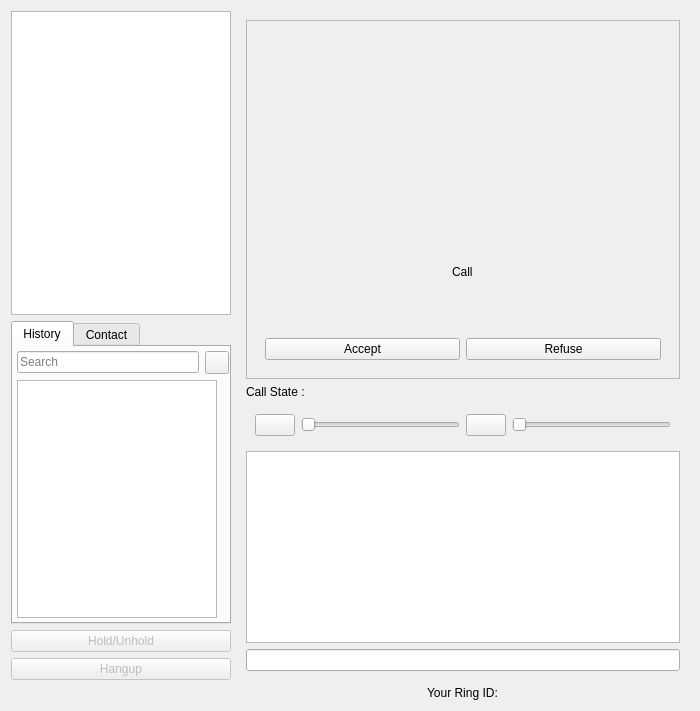
First picture: the form in callwidget.ui, repository savoirfairelinux/jami-client-windows, before the edit.
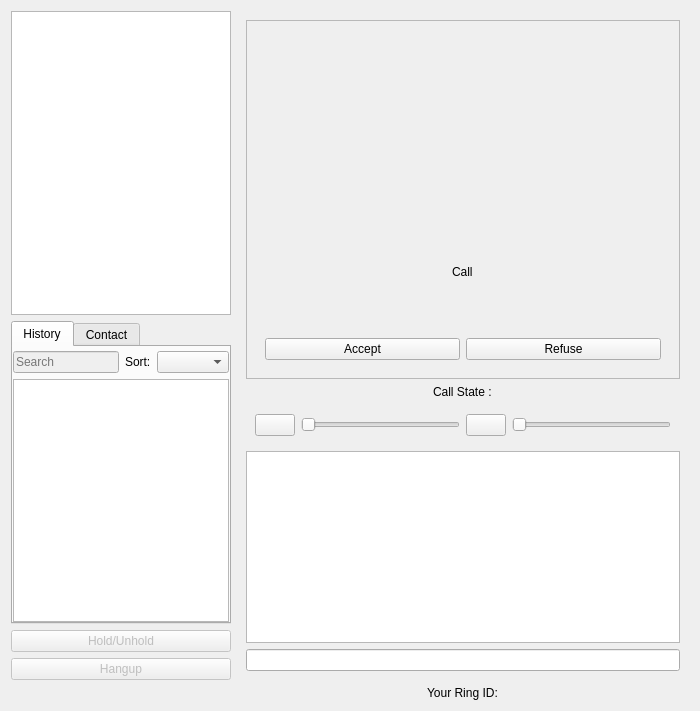
Second picture: the form after the edit. Icons and pictures are not drawn. Custom widgets are drawn as their Qt base class.

```diff
--- a/callwidget.ui
+++ b/callwidget.ui
@@ -91,7 +91,7 @@
           </attribute>
           <layout class="QVBoxLayout" name="verticalLayout_6">
            <property name="leftMargin">
-            <number>4</number>
+            <number>0</number>
            </property>
            <property name="topMargin">
             <number>4</number>
@@ -100,7 +100,7 @@
             <number>0</number>
            </property>
            <property name="bottomMargin">
-            <number>4</number>
+            <number>0</number>
            </property>
            <item>
             <layout class="QHBoxLayout" name="horizontalLayout_4">
@@ -109,6 +109,9 @@
              </property>
              <item>
               <widget class="QLineEdit" name="lineEdit">
+               <property name="enabled">
+                <bool>false</bool>
+               </property>
                <property name="placeholderText">
                 <string>Search</string>
                </property>
@@ -118,13 +121,16 @@
               </widget>
              </item>
              <item>
-              <widget class="QToolButton" name="sortToolButton">
+              <widget class="QLabel" name="label">
                <property name="text">
-                <string/>
+                <string>Sort:</string>
                </property>
-               <property name="icon">
-                <iconset resource="ressources.qrc">
-                 <normaloff>:/images/sort-variant.png</normaloff>:/images/sort-variant.png</iconset>
+              </widget>
+             </item>
+             <item>
+              <widget class="QComboBox" name="sortComboBox">
+               <property name="layoutDirection">
+                <enum>Qt::LeftToRight</enum>
                </property>
               </widget>
              </item>
@@ -133,7 +139,7 @@
            <item>
             <widget class="QTreeView" name="historyList">
              <property name="sizePolicy">
-              <sizepolicy hsizetype="Fixed" vsizetype="Expanding">
+              <sizepolicy hsizetype="Expanding" vsizetype="Expanding">
                <horstretch>0</horstretch>
                <verstretch>0</verstretch>
               </sizepolicy>
@@ -146,7 +152,7 @@
              </property>
              <property name="maximumSize">
               <size>
-               <width>200</width>
+               <width>220</width>
                <height>16777215</height>
               </size>
              </property>
@@ -314,7 +320,7 @@
         </layout>
        </widget>
       </item>
-      <item>
+      <item alignment="Qt::AlignHCenter">
        <widget class="QLabel" name="callStateLabel">
         <property name="sizePolicy">
          <sizepolicy hsizetype="Preferred" vsizetype="Fixed">
```
Left out of the diff: 6 changed lines with no effect on the pictures.
